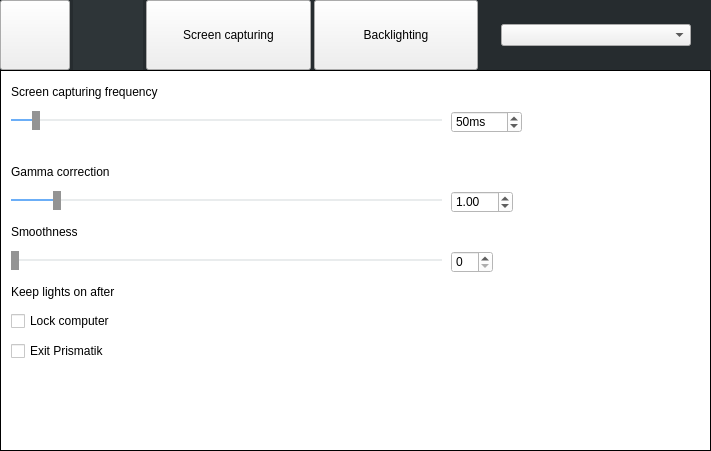
The window that Software/src/settingswindownew.ui (seergey/LPD) describes before a commit, drawn with Qt 5.
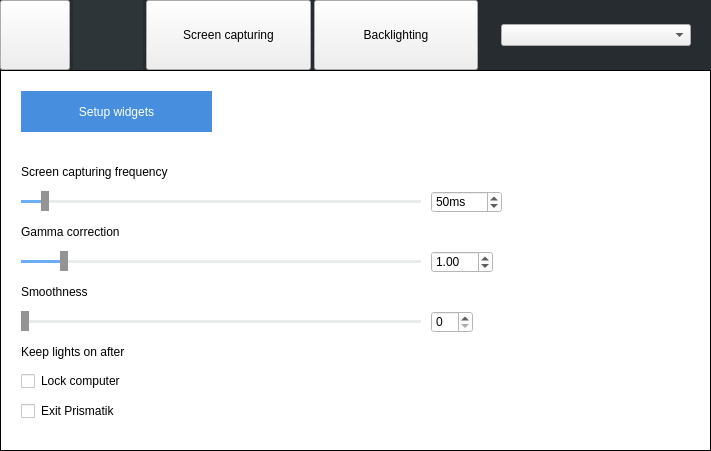
The same window after the commit. The open tabs and pages were chosen to show the change. Icons and pictures are not drawn. Custom widgets are drawn as their Qt base class.

What changed in the file:
```diff
--- a/Software/src/settingswindownew.ui
+++ b/Software/src/settingswindownew.ui
@@ -24,7 +24,7 @@
   </property>
   <property name="styleSheet">
    <string notr="true">QSlider::groove:horizontal {
-	height:2px;
+	height:3px;
 	background-color:gray
 }
 
@@ -293,7 +293,14 @@
         </font>
        </property>
        <property name="styleSheet">
-        <string notr="true">background-color:white;</string>
+        <string notr="true">#settingsWidget{
+padding:10px;
+}
+
+*{
+padding:0px;
+background-color:white;
+}</string>
        </property>
        <property name="frameShape">
         <enum>QFrame::Box</enum>
@@ -462,7 +469,7 @@
          <property name="geometry">
           <rect>
            <x>10</x>
-           <y>10</y>
+           <y>80</y>
            <width>201</width>
            <height>21</height>
           </rect>
@@ -475,7 +482,7 @@
          <property name="geometry">
           <rect>
            <x>10</x>
-           <y>90</y>
+           <y>140</y>
            <width>161</width>
            <height>21</height>
           </rect>
@@ -488,7 +495,7 @@
          <property name="geometry">
           <rect>
            <x>10</x>
-           <y>150</y>
+           <y>200</y>
            <width>161</width>
            <height>21</height>
           </rect>
@@ -501,7 +508,7 @@
          <property name="geometry">
           <rect>
            <x>10</x>
-           <y>210</y>
+           <y>260</y>
            <width>161</width>
            <height>21</height>
           </rect>
@@ -514,9 +521,9 @@
          <property name="geometry">
           <rect>
            <x>10</x>
-           <y>40</y>
-           <width>431</width>
-           <height>19</height>
+           <y>110</y>
+           <width>400</width>
+           <height>20</height>
           </rect>
          </property>
          <property name="maximum">
@@ -539,9 +546,9 @@
          <property name="geometry">
           <rect>
            <x>10</x>
-           <y>120</y>
-           <width>431</width>
-           <height>19</height>
+           <y>170</y>
+           <width>400</width>
+           <height>20</height>
           </rect>
          </property>
          <property name="maximum">
@@ -567,9 +574,9 @@
          <property name="geometry">
           <rect>
            <x>10</x>
-           <y>180</y>
-           <width>431</width>
-           <height>19</height>
+           <y>230</y>
+           <width>400</width>
+           <height>20</height>
           </rect>
          </property>
          <property name="orientation">
@@ -579,8 +586,8 @@
         <widget class="QSpinBox" name="screen_capturing_frequency_spinbox">
          <property name="geometry">
           <rect>
-           <x>450</x>
-           <y>40</y>
+           <x>420</x>
+           <y>110</y>
            <width>71</width>
            <height>22</height>
           </rect>
@@ -604,8 +611,8 @@
         <widget class="QSpinBox" name="smoothness_spinbox">
          <property name="geometry">
           <rect>
-           <x>450</x>
-           <y>180</y>
+           <x>420</x>
+           <y>230</y>
            <width>42</width>
            <height>22</height>
           </rect>
@@ -615,7 +622,7 @@
          <property name="geometry">
           <rect>
            <x>10</x>
-           <y>240</y>
+           <y>290</y>
            <width>131</width>
            <height>20</height>
           </rect>
@@ -628,7 +635,7 @@
          <property name="geometry">
           <rect>
            <x>10</x>
-           <y>270</y>
+           <y>320</y>
            <width>111</width>
            <height>20</height>
           </rect>
@@ -640,8 +647,8 @@
         <widget class="QDoubleSpinBox" name="gamma_correction_spinbox">
          <property name="geometry">
           <rect>
-           <x>450</x>
-           <y>120</y>
+           <x>420</x>
+           <y>170</y>
            <width>62</width>
            <height>22</height>
           </rect>
@@ -656,6 +663,36 @@
           <double>1.000000000000000</double>
          </property>
         </widget>
+        <widget class="QPushButton" name="setup_widgets_button">
+         <property name="geometry">
+          <rect>
+           <x>10</x>
+           <y>10</y>
+           <width>191</width>
+           <height>41</height>
+          </rect>
+         </property>
+         <property name="styleSheet">
+          <string notr="true">QPushButton{ 
+color:white;
+border: 0;
+background-color:#478fde;
+}
+QPushButton:focus:pressed  { 
+background-color:#98c9ff;
+ }
+QPushButton:hover{ 
+background-color: #6baef7; 
+
+}</string>
+         </property>
+         <property name="text">
+          <string>Setup widgets</string>
+         </property>
+         <property name="checkable">
+          <bool>true</bool>
+         </property>
+        </widget>
        </widget>
        <widget class="QWidget" name="backLight_settings">
         <widget class="QLabel" name="label_4">
```
Left out of the diff: 82 changed lines with no effect on the pictures.
